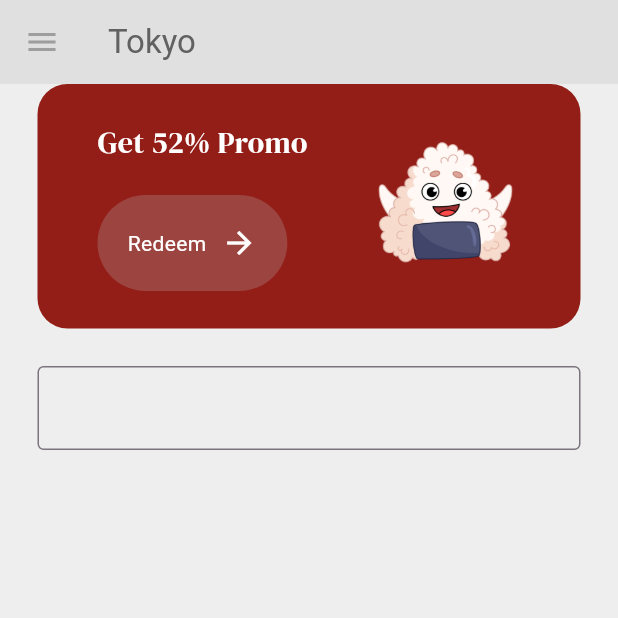
After one commit to amandaconstante/Sushi-app, a Flutter app: the screen it shows after launch, after a tap on "Get Started", on a phone screen of 412 x 824 dp, the top half of it. The commit adds this screen. Run offline on Flutter 3.47's test engine with Material 3 defaults, Android fonts, the phone set to English and light mode, and no system bars; our stand-ins replace google_fonts.

Commit message:
menu page created, theme primary color defined

```diff
--- a/lib/components/button.dart
+++ b/lib/components/button.dart
@@ -2,14 +2,18 @@ import 'package:flutter/material.dart';
 
 class MyButton extends StatelessWidget {
   final String text;
+  final void Function()? onTap;
   const MyButton({
     super.key,
     required this.text,
+    required this.onTap,
   });
 
   @override
   Widget build(BuildContext context) {
-    return Container(
+    return GestureDetector(
+      onTap: onTap,
+      child: Container(
         decoration: BoxDecoration(
           color: Color.fromARGB(109, 168, 118, 116),
           borderRadius: BorderRadius.circular(40)
@@ -33,6 +37,7 @@ class MyButton extends StatelessWidget {
             )
           ],
         ),
+      ),
     );
   }
 }
--- a/lib/main.dart
+++ b/lib/main.dart
@@ -1,5 +1,6 @@
 import 'package:flutter/material.dart';
-import 'package:travel_app/pages/home.dart';
+import 'package:travel_app/pages/home_page.dart';
+import 'package:travel_app/pages/menu_page.dart';
 
 void main() {
   runApp(const MyApp());
@@ -18,6 +19,10 @@ class MyApp extends StatelessWidget {
       // ),
       debugShowCheckedModeBanner: false,
       home: HomePage(),
+      routes: {
+        '/homepage': (context) => const HomePage(),
+        '/menupage': (context) => const MenuPage(),
+      },
     );
   }
 }
--- a/lib/pages/home.dart
+++ b/lib/pages/home_page.dart
@@ -1,6 +1,8 @@
 import 'package:flutter/material.dart';
 import 'package:google_fonts/google_fonts.dart';
 import 'package:travel_app/components/button.dart';
+import 'package:travel_app/pages/menu_page.dart';
+import 'package:travel_app/theme/colors.dart';
 
 class HomePage extends StatelessWidget {
   const HomePage( {super.key});
@@ -8,7 +10,7 @@ class HomePage extends StatelessWidget {
   @override
   Widget build(BuildContext context) {
     return Scaffold(
-      backgroundColor: Color.fromARGB(255, 147, 30, 24),
+      backgroundColor: primaryColor,
       body: Padding(
         padding: const EdgeInsets.all(25.0),
         child: Column(
@@ -55,7 +57,12 @@ class HomePage extends StatelessWidget {
           const SizedBox(height: 25),
 
           // button
-          MyButton(text: "Get Started")
+          MyButton(text: "Get Started",
+          onTap: () {
+            // go to menu page
+            Navigator.pushNamed(context, '/menupage');
+          },
+          )
         ],
         ),
       ),
--- /dev/null
+++ b/lib/pages/menu_page.dart
@@ -0,0 +1,90 @@
+import 'package:flutter/material.dart';
+import 'package:google_fonts/google_fonts.dart';
+import 'package:travel_app/components/button.dart';
+import 'package:travel_app/theme/colors.dart';
+
+class MenuPage extends StatefulWidget {
+  const MenuPage({super.key});
+
+  @override
+  State<MenuPage> createState() => _MenuPageState();
+}
+
+class _MenuPageState extends State<MenuPage> {
+  @override
+  Widget build(BuildContext context) {
+    return Scaffold(
+      backgroundColor: Colors.grey[200],
+      appBar: AppBar(
+        backgroundColor: Colors.grey[300],
+        elevation: 0,
+        leading: Icon(
+          Icons.menu,
+          color: Colors.grey[500],
+        ),
+        title: Text(
+          'Tokyo',
+          style: TextStyle(color: Colors.grey[700]
+          ),
+        ),
+      ),
+      body: Column(
+        children: [
+          //promo banner
+          Container(
+            decoration: BoxDecoration(
+                color: primaryColor,
+              borderRadius: BorderRadius.circular(20),
+            ),
+            margin: const EdgeInsets.symmetric(horizontal: 25),
+            padding: const EdgeInsets.symmetric(vertical: 25, horizontal: 40),
+            child: Row(
+              mainAxisAlignment: MainAxisAlignment.spaceBetween,
+              children: [
+                Column(
+                  crossAxisAlignment: CrossAxisAlignment.start,
+                  children: [
+                    // promo message
+                    Text(
+                        'Get 52% Promo',
+                        style: GoogleFonts.dmSerifDisplay(
+                          fontSize: 20,
+                          color: Colors.white
+                        ),
+                    ),
+
+                    const SizedBox(height: 20),
+
+                    // redeem buttom
+                    MyButton(
+                        text: "Redeem",
+                        onTap: () {},
+                    ),
+                  ],
+                ),
+                // image
+                Image.asset('lib/images/sushi_2.png', height: 100)
+              ],
+            ),
+          ),
+
+          const SizedBox(height: 25),
+
+          // search bar
+          Padding(
+            padding: const EdgeInsets.symmetric(horizontal: 25),
+            child: TextField(
+              decoration: InputDecoration(
+                border: OutlineInputBorder()
+              ),
+            ),
+          ),
+
+          // menu list
+
+          // popular food
+        ],
+      ),
+    );
+  }
+}
--- /dev/null
+++ b/lib/theme/colors.dart
@@ -0,0 +1,3 @@
+import 'package:flutter/material.dart';
+
+var primaryColor = const Color.fromARGB(255, 147, 30, 24);
```
Lines whose indentation alone changed are shown as unchanged.
